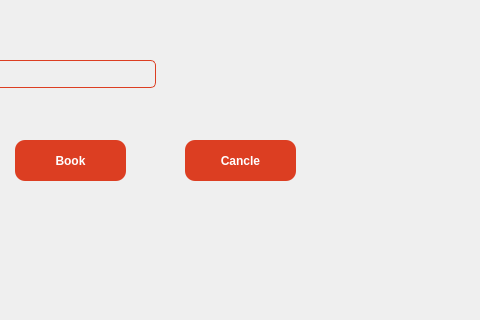
This is bookcourt.ui in YousefKaram5824/Project as Qt 5 draws it before an edit; both pictures show x 165 to 645 and y 190 to 510 of the 800 by 600 pixel window. The edited form follows.
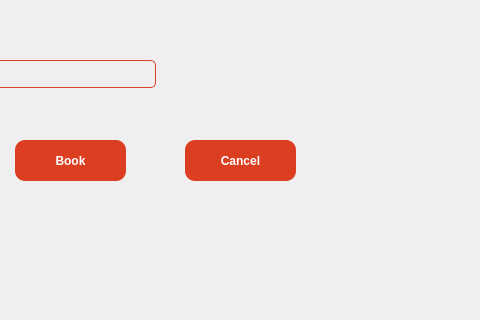
This is the edited form. Icons and pictures are not drawn.

The edit to the form file:
```diff
--- a/bookcourt.ui
+++ b/bookcourt.ui
@@ -127,7 +127,7 @@
 }</string>
     </property>
     <property name="text">
-     <string>Cancle</string>
+     <string>Cancel</string>
     </property>
    </widget>
   </widget>
```
